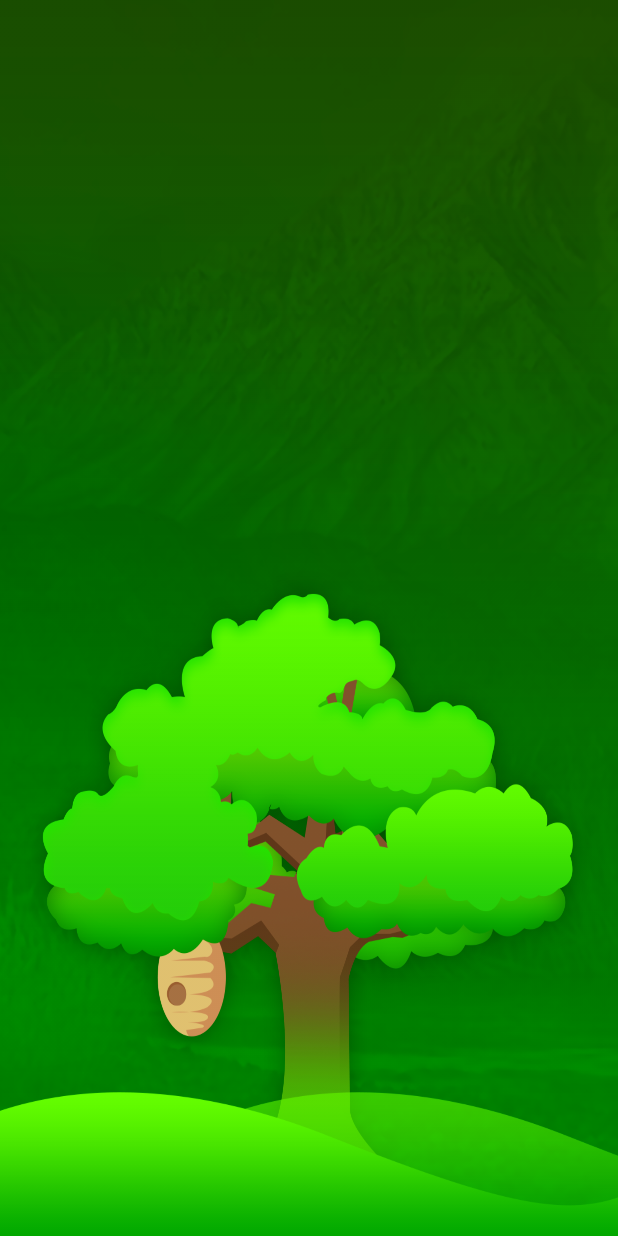
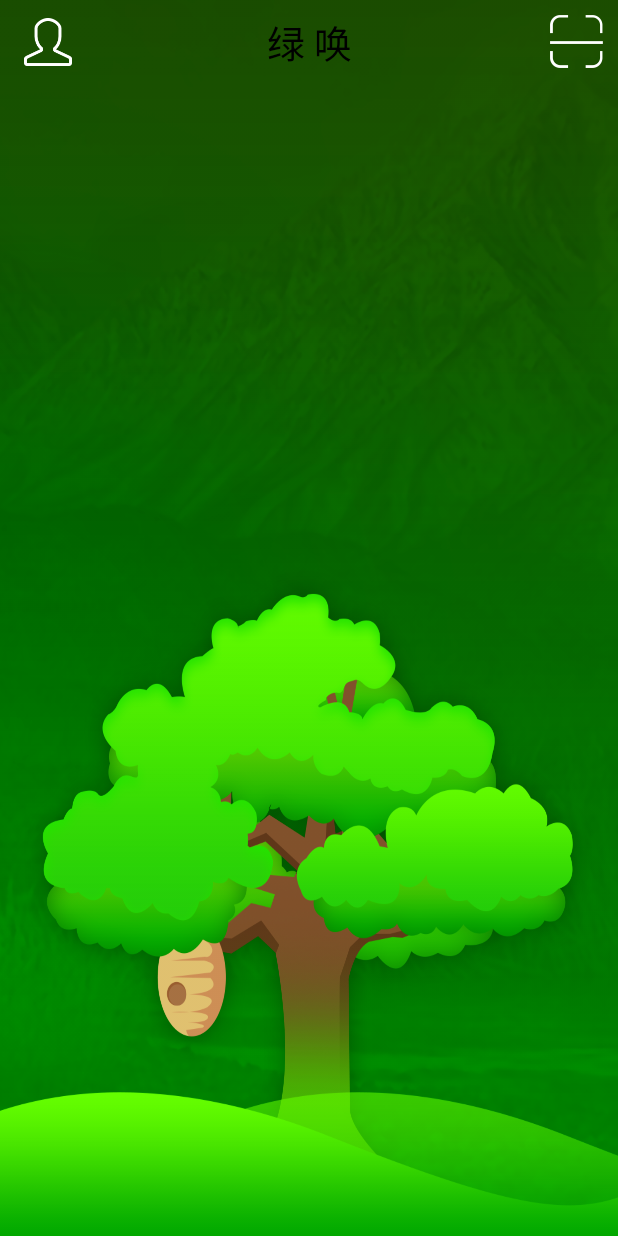
Before and after one commit to wangyejun/GreenRouse, an Android app: the layout fragment_home.xml on its own in the app's theme, with its tools: preview values and no code run, on a phone screen of 412 x 824 dp. Run offline under Robolectric (Android 15) with nearby library versions, the light colour scheme and no system bars.

Commit message:
home/toobral

```diff
--- a/app/src/main/AndroidManifest.xml
+++ b/app/src/main/AndroidManifest.xml
@@ -22,20 +22,22 @@
         android:roundIcon="@mipmap/ic_launcher_round"
         android:supportsRtl="true"
         android:theme="@style/AppTheme">
-        <activity android:name=".Activity.LoginActivity">
+        <activity android:name=".Activity.WelcomeActivity">
             <intent-filter>
                 <action android:name="android.intent.action.MAIN" />
 
                 <category android:name="android.intent.category.LAUNCHER" />
             </intent-filter>
         </activity>
+
+        <activity android:name=".Activity.LoginActivity"/>
         <activity android:name=".MainActivity" />
         <activity android:name=".Activity.RegisterActivity" />
         <activity android:name=".Fragment.HomeFragment" />
         <activity android:name=".Fragment.BenefitFragment" />
         <activity android:name=".Fragment.TradeFragment" />
         <activity android:name=".Fragment.KnapsackFragment" />
-        <activity android:name=".Fragment.WalkFragment"></activity>
+        <activity android:name=".Fragment.WalkFragment" />
     </application>
 
 </manifest>
--- a/app/src/main/res/layout/fragment_home.xml
+++ b/app/src/main/res/layout/fragment_home.xml
@@ -1,17 +1,40 @@
 <?xml version="1.0" encoding="utf-8"?>
-<LinearLayout
-    xmlns:android="http://schemas.android.com/apk/res/android"
-    xmlns:app="http://schemas.android.com/apk/res-auto"
+<LinearLayout xmlns:android="http://schemas.android.com/apk/res/android"
     xmlns:tools="http://schemas.android.com/tools"
     android:layout_width="match_parent"
     android:layout_height="match_parent"
+    xmlns:app="http://schemas.android.com/apk/res-auto"
     android:background="@drawable/maininterface"
+    android:orientation="vertical"
     tools:context="com.example.niit.greenrouse.Fragment.HomeFragment">
 
     <android.support.v7.widget.Toolbar
         android:id="@+id/toolbar"
         android:layout_width="match_parent"
-        android:layout_height="wrap_content">
+        android:layout_height="wrap_content"
+        app:contentInsetRight="10dp">
+
+        <ImageView
+            android:id="@+id/iv_personage"
+            android:layout_width="wrap_content"
+            android:layout_height="wrap_content"
+            android:src="@mipmap/personage"
+            android:layout_gravity="left"
+            />
+        <TextView
+            android:layout_width="wrap_content"
+            android:layout_height="wrap_content"
+            android:layout_gravity="center"
+            android:text="绿 唤"
+            android:textColor="#000"
+            android:textSize="25sp"/>
+        <ImageView
+            android:id="@+id/iv_scan"
+            android:layout_width="wrap_content"
+            android:layout_height="wrap_content"
+            android:src="@mipmap/scan"
+            android:layout_gravity="right"
+            />
     </android.support.v7.widget.Toolbar>
 
 
```
Also changed, not shown: app/src/main/java/com/example/niit/greenrouse/Activity/WelcomeActivity.java (added, +32 -0 lines), app/src/main/java/com/example/niit/greenrouse/Fragment/HomeFragment.java (+2 -7 lines), app/src/main/res/layout/activity_welcome.xml (added, +10 -0 lines), app/src/main/res/menu/toolbar.xml (deleted, +0 -10 lines), app/src/main/res/drawable/scan.png (added), app/src/main/res/mipmap-xxhdpi/personage.png (renamed from app/src/main/res/drawable/personage.png), app/src/main/res/mipmap-xxhdpi/scan.png (added), app/src/main/res/mipmap-xxhdpi/welcome.jpg (added).
